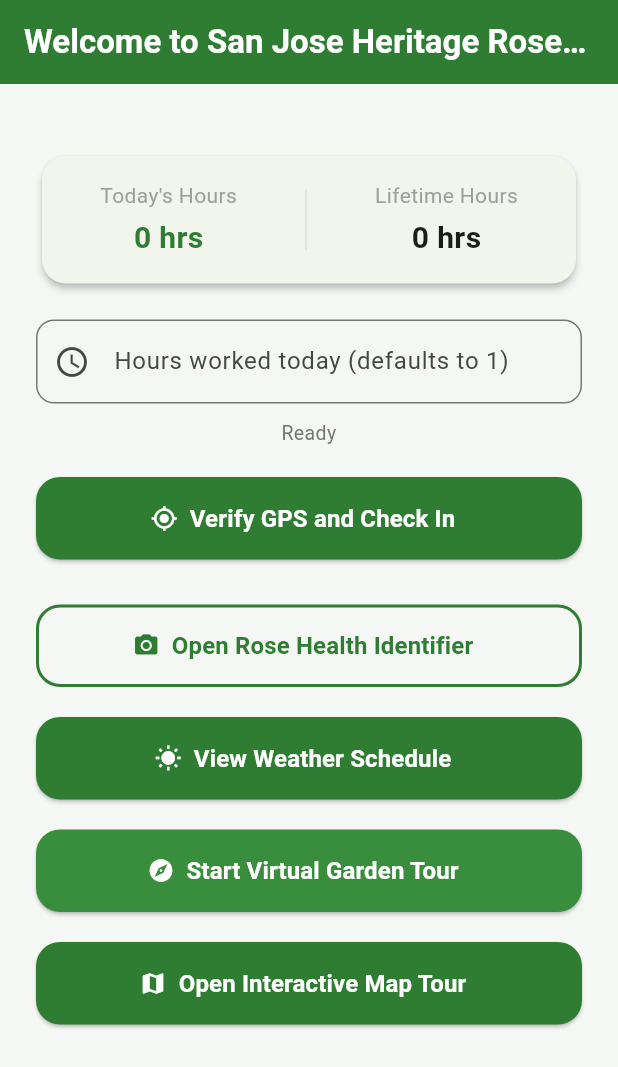
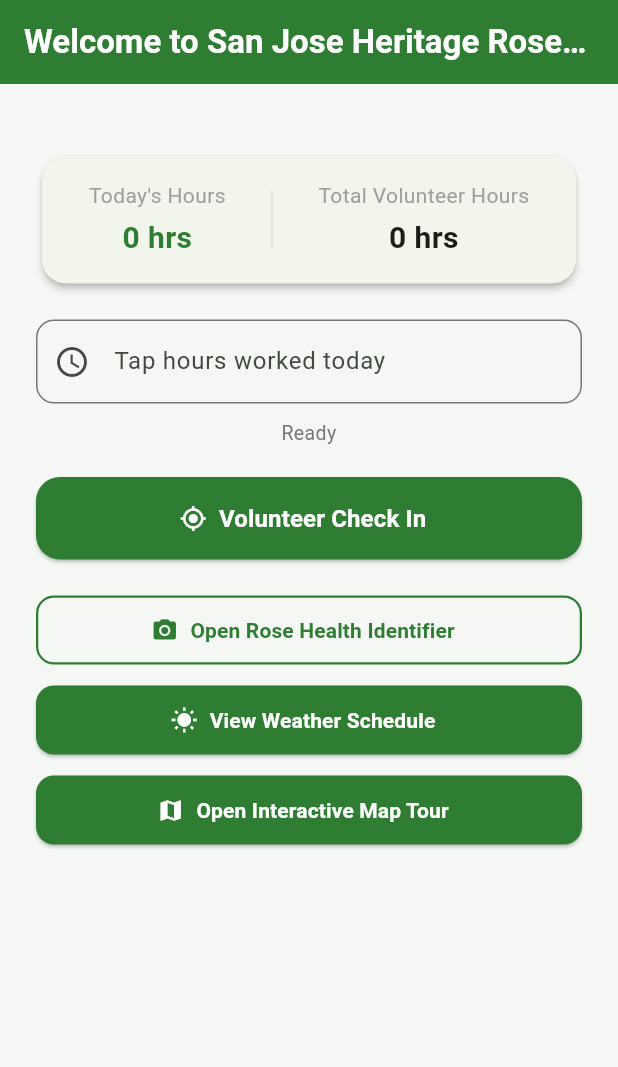
Before and after one commit to ryanjunlinchen/sanjose_heritage_rosegarden, a Flutter app: the screen it shows after launch, on a phone screen of 412 x 824 dp. Shown: the top 1067 px of the screen. Run offline on Flutter 3.47's test engine with Material 3 defaults, Android fonts, the phone set to English and light mode, and no system bars; our stand-ins replace flutter_svg, geolocator, image_picker, shared_preferences.

```diff
--- a/lib/dashboard/home_screen.dart
+++ b/lib/dashboard/home_screen.dart
@@ -1,12 +1,13 @@
 import 'package:flutter/material.dart';
 import '../features/volunteer_check_in/volunteer_check_in.dart';
 import '../features/rose_diagnosis/rose_doctor_page.dart';
-import '../features/rose_garden_map/rose_garden_virtual_tour.dart';
-import '../features/rose_garden_map/rose_garden_map_tour.dart';
+//import '../features/rose_garden_map/rose_garden_virtual_tour.dart';
+//import '../features/rose_garden_map/rose_garden_map_tour.dart';
 import '../features/rose_garden_map/rose_garden_interactive_map_tour.dart';
 import 'package:geolocator/geolocator.dart';//for gps check in system
 import 'package:shared_preferences/shared_preferences.dart'; //ai diagnosis
 import '../main.dart';
+
 
 class HomeScreen extends StatelessWidget {
   const HomeScreen({super.key});
@@ -19,13 +20,14 @@
       appBar: AppBar(
         title: const Text(
           'Welcome to San Jose Heritage Rose Garden',
-          style: TextStyle(fontWeight: FontWeight.bold, color: Colors.white),
+          style: TextStyle(
+            fontWeight: FontWeight.bold,
+            color: Colors.white,
+          ),
         ),
         backgroundColor: theme.colorScheme.primary,
         centerTitle: true,
       ),
-      // 🛠️ FIX 1: Removed FocusScope.unfocus() GestureDetector wrapper from the body background.
-      // This background interceptor was clashing with column scroll physics, freezing your buttons.
       body: SingleChildScrollView(
         child: Padding(
           padding: const EdgeInsets.all(24.0),
@@ -34,123 +36,127 @@
             children: [
               const SizedBox(height: 20),
 
-              // ⚠️ CRITICAL LAYOUT WARNING:
-              // If your buttons still do not click after this update, open up your
-              // 'volunteer_check_in.dart' file and make sure it does NOT use a 'Scaffold'
-              // or its own fullscreen background tap listener inside its build method!
+              // Volunteer Check-In
               const VolunteerCheckInPage(),
 
-              const SizedBox(height: 30),
+              const SizedBox(height: 24),
 
               // BUTTON: Open Rose Health Identifier
               SizedBox(
                 width: double.infinity,
-                height: 55,
+                height: 46,
                 child: OutlinedButton.icon(
                   onPressed: () {
                     Navigator.push(
                       context,
-                      MaterialPageRoute(builder: (context) => const RoseDoctorPage()),
+                      MaterialPageRoute(
+                        builder: (context) =>
+                            const RoseDoctorPage(),
+                      ),
                     );
                   },
-                  icon: Icon(Icons.camera_alt, color: theme.colorScheme.primary),
+                  icon: Icon(
+                    Icons.camera_alt,
+                    size: 18,
+                    color: theme.colorScheme.primary,
+                  ),
                   label: Text(
                     'Open Rose Health Identifier',
                     style: TextStyle(
-                        fontSize: 16,
-                        color: theme.colorScheme.primary,
-                        fontWeight: FontWeight.bold),
+                      fontSize: 14,
+                      color: theme.colorScheme.primary,
+                      fontWeight: FontWeight.bold,
+                    ),
                   ),
                   style: OutlinedButton.styleFrom(
-                    side: BorderSide(color: theme.colorScheme.primary, width: 2),
+                    side: BorderSide(
+                      color: theme.colorScheme.primary,
+                      width: 1.5,
+                    ),
                     shape: RoundedRectangleBorder(
-                      borderRadius: BorderRadius.circular(16),
+                      borderRadius: BorderRadius.circular(12),
+                    ),
+                  ),
+                ),
+              ),
+
+              const SizedBox(height: 14),
+
+              // BUTTON: View Weather Schedule
+              SizedBox(
+                width: double.infinity,
+                height: 46,
+                child: ElevatedButton.icon(
+                  icon: const Icon(
+                    Icons.wb_sunny,
+                    color: Colors.white,
+                    size: 18,
+                  ),
+                  label: const Text(
+                    'View Weather Schedule',
+                    style: TextStyle(
+                      fontSize: 14,
+                      fontWeight: FontWeight.bold,
+                      color: Colors.white,
+                    ),
+                  ),
+                  onPressed: () {
+                    Navigator.push(
+                      context,
+                      MaterialPageRoute(
+                        builder: (context) =>
+                            const FlowerScheduleScreen(),
+                      ),
+                    );
+                  },
+                  style: ElevatedButton.styleFrom(
+                    backgroundColor: theme.colorScheme.primary,
+                    shape: RoundedRectangleBorder(
+                      borderRadius: BorderRadius.circular(12),
+                    ),
+                  ),
+                ),
+              ),
+
+              const SizedBox(height: 14),
+
+              // BUTTON: Open Interactive Map Tour
+              SizedBox(
+                width: double.infinity,
+                height: 46,
+                child: ElevatedButton.icon(
+                  icon: const Icon(
+                    Icons.map,
+                    color: Colors.white,
+                    size: 18,
+                  ),
+                  label: const Text(
+                    'Open Interactive Map Tour',
+                    style: TextStyle(
+                      fontSize: 14,
+                      fontWeight: FontWeight.bold,
+                      color: Colors.white,
+                    ),
+                  ),
+                  onPressed: () {
+                    Navigator.push(
+                      context,
+                      MaterialPageRoute(
+                        builder: (context) =>
+                            const RoseGardenInteractiveMapTour(),
+                      ),
+                    );
+                  },
+                  style: ElevatedButton.styleFrom(
+                    backgroundColor: Colors.green.shade800,
+                    shape: RoundedRectangleBorder(
+                      borderRadius: BorderRadius.circular(12),
                     ),
                   ),
                 ),
               ),
 
               const SizedBox(height: 20),
-
-              // BUTTON: View Weather Schedule
-              SizedBox(
-                width: double.infinity,
-                height: 55,
-                child: ElevatedButton.icon(
-                  icon: const Icon(Icons.wb_sunny, color: Colors.white),
-                  label: const Text(
-                    'View Weather Schedule',
-                    style: TextStyle(fontSize: 16, fontWeight: FontWeight.bold, color: Colors.white),
-                  ),
-                  onPressed: () {
-                    Navigator.push(
-                      context,
-                      MaterialPageRoute(builder: (context) => const FlowerScheduleScreen()),
-                    );
-                  },
-                  style: ElevatedButton.styleFrom(
-                    backgroundColor: theme.colorScheme.primary,
-                    shape: RoundedRectangleBorder(
-                      borderRadius: BorderRadius.circular(16),
-                    ),
-                  ),
-                ),
-              ),
-
-              const SizedBox(height: 20),
-
-              // BUTTON: Start Virtual Garden Tour
-              SizedBox(
-                width: double.infinity,
-                height: 55,
-                child: ElevatedButton.icon(
-                  icon: const Icon(Icons.explore, color: Colors.white),
-                  label: const Text(
-                    'Start Virtual Garden Tour',
-                    style: TextStyle(fontSize: 16, fontWeight: FontWeight.bold, color: Colors.white),
-                  ),
-                  onPressed: () {
-                    Navigator.push(
-                      context,
-                      MaterialPageRoute(builder: (context) => const RoseGardenVirtualTour()),
-                    );
-                  },
-                  style: ElevatedButton.styleFrom(
-                    backgroundColor: Colors.green.shade700,
-                    shape: RoundedRectangleBorder(
-                      borderRadius: BorderRadius.circular(16),
-                    ),
-                  ),
-                ),
-              ),
-
-              const SizedBox(height: 20),
-
-              // BUTTON: Open Interactive Map Tour
-              SizedBox(
-                width: double.infinity,
-                height: 55,
-                child: ElevatedButton.icon(
-                  icon: const Icon(Icons.map, color: Colors.white),
-                  label: const Text(
-                    'Open Interactive Map Tour',
-                    style: TextStyle(fontSize: 16, fontWeight: FontWeight.bold, color: Colors.white),
-                  ),
-                  onPressed: () {
-                    Navigator.push(
-                      context,
-                      MaterialPageRoute(builder: (context) => const RoseGardenInteractiveMapTour()),
-                      //MaterialPageRoute(builder: (context) => const RoseGardenMapTour()),
-                    );
-                  },
-                  style: ElevatedButton.styleFrom(
-                    backgroundColor: Colors.green.shade800,
-                    shape: RoundedRectangleBorder(
-                      borderRadius: BorderRadius.circular(16),
-                    ),
-                  ),
-                ),
-              ),
             ],
           ),
         ),
--- a/lib/features/volunteer_check_in/volunteer_check_in.dart
+++ b/lib/features/volunteer_check_in/volunteer_check_in.dart
@@ -211,7 +211,7 @@
                 Container(width: 1, height: 40, color: Colors.grey.shade300),
                 Column(
                   children: [
-                    const Text('Lifetime Hours', style: TextStyle(color: Colors.grey)),
+                    const Text('Total Volunteer Hours', style: TextStyle(color: Colors.grey)),
                     const SizedBox(height: 4),
                     Text('$_allTimeHours hrs',
                         style: const TextStyle(fontSize: 20, fontWeight: FontWeight.bold)),
@@ -228,7 +228,7 @@
           controller: _todayHoursController,
           keyboardType: TextInputType.number,
           decoration: InputDecoration(
-            labelText: 'Hours worked today (defaults to 1)',
+            labelText: 'Tap hours worked today',
             prefixIcon: const Icon(Icons.access_time),
             border: OutlineInputBorder(borderRadius: BorderRadius.circular(12)),
           ),
@@ -251,7 +251,7 @@
                   onPressed: _handleCheckIn,
                   icon: const Icon(Icons.gps_fixed, color: Colors.white),
                   label: const Text(
-                    'Verify GPS and Check In',
+                    'Volunteer Check In',
                     style: TextStyle(
                         fontSize: 16,
                         color: Colors.white,
```
Also changed, not shown: lib/features/rose_garden_map/rose_garden_interactive_map_tour.dart (+211 -70 lines).
